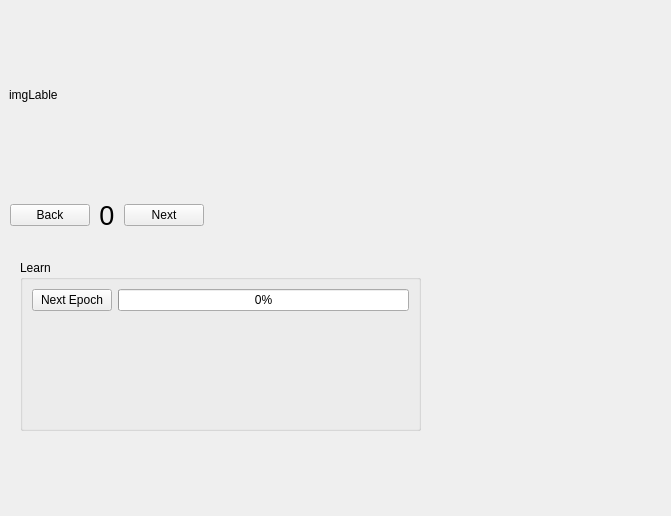
Old version of the form examples/mnist/widget.ui in the repository eidelen/EidNN.
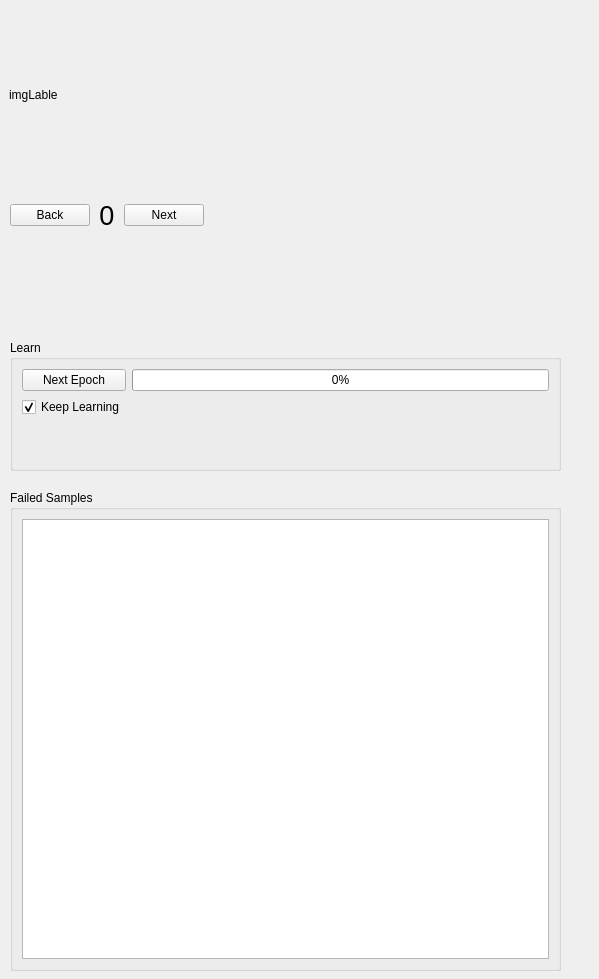
New version of the form.

```diff
--- a/examples/mnist/widget.ui
+++ b/examples/mnist/widget.ui
@@ -6,8 +6,8 @@
    <rect>
     <x>0</x>
     <y>0</y>
-    <width>671</width>
-    <height>516</height>
+    <width>599</width>
+    <height>979</height>
    </rect>
   </property>
   <property name="windowTitle">
@@ -85,10 +85,10 @@
   <widget class="QGroupBox" name="groupBox">
    <property name="geometry">
     <rect>
-     <x>20</x>
-     <y>260</y>
-     <width>401</width>
-     <height>171</height>
+     <x>10</x>
+     <y>340</y>
+     <width>551</width>
+     <height>131</height>
     </rect>
    </property>
    <property name="title">
@@ -115,6 +115,67 @@
        <string/>
       </property>
      </widget>
+    </item>
+    <item row="2" column="4">
+     <widget class="QLabel" name="resultLable">
+      <property name="text">
+       <string/>
+      </property>
+     </widget>
+    </item>
+    <item row="1" column="1">
+     <widget class="QCheckBox" name="keepLearingCB">
+      <property name="text">
+       <string>Keep Learning</string>
+      </property>
+      <property name="checked">
+       <bool>true</bool>
+      </property>
+     </widget>
+    </item>
+   </layout>
+  </widget>
+  <widget class="QLabel" name="activationLable">
+   <property name="geometry">
+    <rect>
+     <x>20</x>
+     <y>250</y>
+     <width>521</width>
+     <height>31</height>
+    </rect>
+   </property>
+   <property name="text">
+    <string/>
+   </property>
+  </widget>
+  <widget class="QLabel" name="classificationLable">
+   <property name="geometry">
+    <rect>
+     <x>20</x>
+     <y>290</y>
+     <width>521</width>
+     <height>31</height>
+    </rect>
+   </property>
+   <property name="text">
+    <string/>
+   </property>
+  </widget>
+  <widget class="QGroupBox" name="groupBox_2">
+   <property name="geometry">
+    <rect>
+     <x>10</x>
+     <y>490</y>
+     <width>551</width>
+     <height>481</height>
+    </rect>
+   </property>
+   <property name="title">
+    <string>Failed Samples</string>
+   </property>
+   <layout class="QVBoxLayout" name="verticalLayout">
+    <item>
+     <widget class="QListWidget" name="failedSampleList"/>
     </item>
    </layout>
   </widget>
```
Left out of the diff: 4 changed lines with no effect on the pictures.
